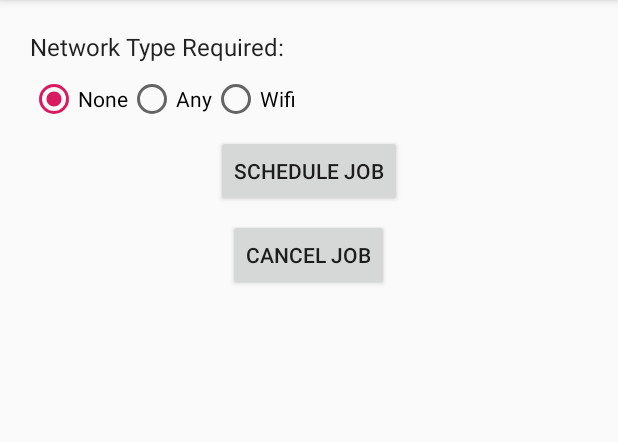
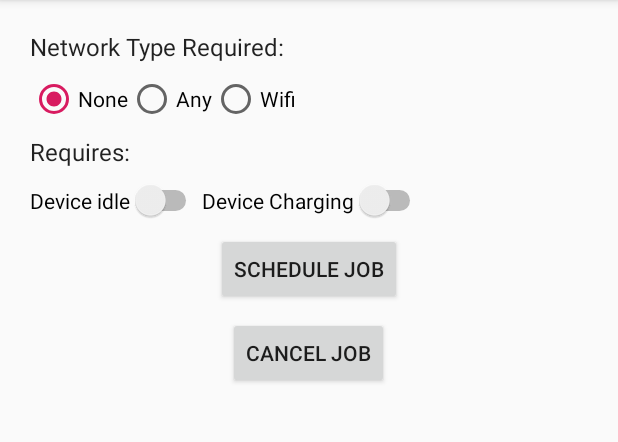
Before and after one commit to HyeokJaeChoi/JobSchedularCodelab, an Android app: the screen it shows after launch (MainActivity), after a tap on "SCHEDULE JOB", on a phone screen of 412 x 824 dp, the part 84-526 px from its top. Run offline under Robolectric (Android 15) with nearby library versions, the phone set to English and light mode, and no system bars.

Commit message:
Job 실행 조건 선택 옵션 추가(디바이스 유휴 상태, 디바이스가 충전중일때)

```diff
--- a/app/src/main/java/com/hyeok/jobschedulercodelab/MainActivity.kt
+++ b/app/src/main/java/com/hyeok/jobschedulercodelab/MainActivity.kt
@@ -55,7 +55,10 @@ class MainActivity : AppCompatActivity(), View.OnClickListener {
         val componentName = ComponentName(packageName, NotificationJobService::class.java.name)
         val jobInfoBuilder = JobInfo.Builder(JOB_ID, componentName)
             .setRequiredNetworkType(selectedNetworkOption)
-        val constraintSet = selectedNetworkOption != JobInfo.NETWORK_TYPE_NONE
+            .setRequiresDeviceIdle(idleSwitch.isChecked)
+            .setRequiresCharging(chargingSwitch.isChecked)
+        val constraintSet = (selectedNetworkOption != JobInfo.NETWORK_TYPE_NONE)
+                || chargingSwitch.isChecked || idleSwitch.isChecked
 
         if(constraintSet) {
             val jobInfo = jobInfoBuilder.build()
--- a/app/src/main/res/layout/activity_main.xml
+++ b/app/src/main/res/layout/activity_main.xml
@@ -41,6 +41,36 @@
 
     </RadioGroup>
 
+    <TextView
+        android:layout_width="wrap_content"
+        android:layout_height="wrap_content"
+        android:text="Requires:"
+        android:textAppearance="@style/TextAppearance.AppCompat.Subhead"
+        android:layout_margin="4dp"
+        />
+
+    <LinearLayout
+        android:layout_width="match_parent"
+        android:layout_height="wrap_content"
+        android:orientation="horizontal"
+        android:layout_margin="4dp">
+
+        <Switch
+            android:id="@+id/idleSwitch"
+            android:layout_width="wrap_content"
+            android:layout_height="wrap_content"
+            android:text="Device idle"
+            />
+
+        <Switch
+            android:id="@+id/chargingSwitch"
+            android:layout_width="wrap_content"
+            android:layout_height="wrap_content"
+            android:text="Device Charging"
+            />
+
+    </LinearLayout>
+
     <Button
         android:id="@+id/scheduleJobBtn"
         android:layout_width="wrap_content"
```
